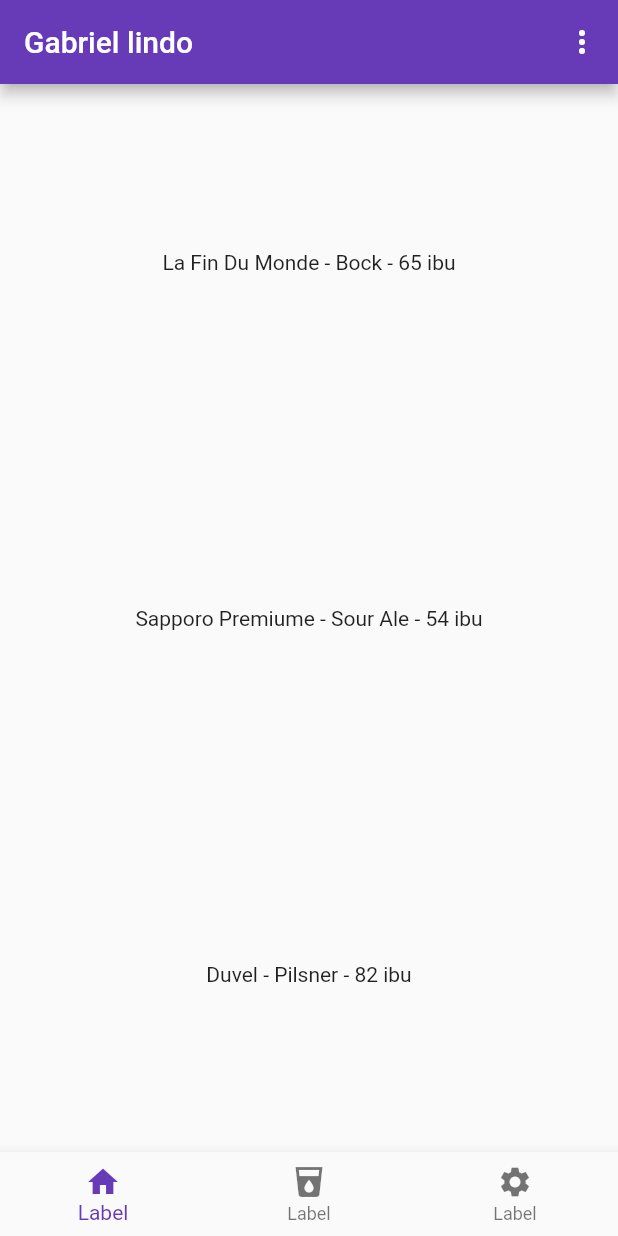
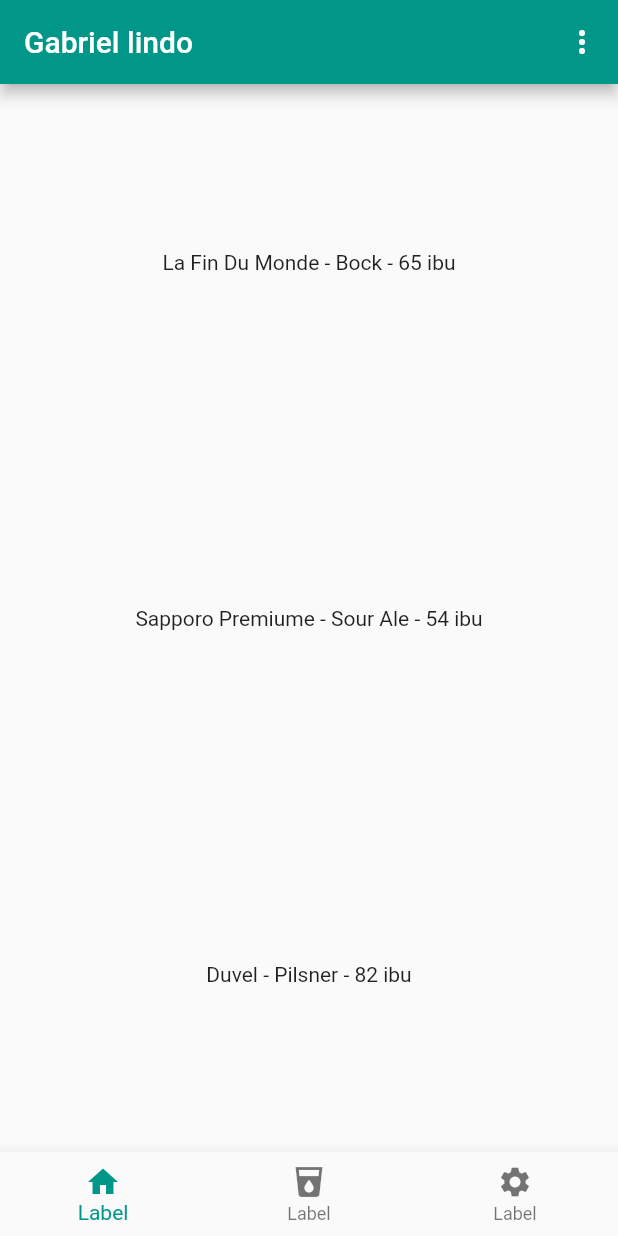
Before and after one commit to IsaKaillany/POO-Dart, a Flutter app: the screen it shows after launch, on a phone screen of 412 x 824 dp. Run offline on Flutter 3.47's test engine with Material 2 defaults, Android fonts, the phone set to English and light mode, and no system bars; our stand-ins replace transparent_image.

Commit message:
add class CustomAppBar

```diff
--- a/receita_3/lib/main.dart
+++ b/receita_3/lib/main.dart
@@ -9,10 +9,30 @@
     @override
     Widget build(BuildContext context) {
         return MaterialApp(
-            theme: ThemeData(primarySwatch: Colors.deepPurple),
+            theme: ThemeData(primarySwatch: Colors.teal),
             debugShowCheckedModeBanner: false,
             home: Scaffold(
-                appBar: AppBar(
+                appBar: CustomAppBar(),
+                body: DataBodyWidget(objects: [
+                    "La Fin Du Monde - Bock - 65 ibu",
+                    "Sapporo Premiume - Sour Ale - 54 ibu",
+                    "Duvel - Pilsner - 82 ibu"
+                ]),
+                bottomNavigationBar: NewNavBar(icons: [Icon(Icons.home), Icon(Icons.local_drink), Icon(Icons.settings)],)
+            )
+        );
+    }
+}
+
+class CustomAppBar extends StatelessWidget implements PreferredSizeWidget{ //permite definir o tamanho específico de um widget
+    CustomAppBar();
+
+    @override
+    Size get preferredSize => Size.fromHeight(kToolbarHeight);
+
+    @override
+    Widget build(BuildContext context) {
+        return AppBar(
             title: const Text("Gabriel lindo"),
             actions: [
                 PopupMenuButton<Color>(
@@ -37,14 +57,6 @@
                     }
                 )
             ]
-                ),
-                body: DataBodyWidget(objects: [
-                    "La Fin Du Monde - Bock - 65 ibu",
-                    "Sapporo Premiume - Sour Ale - 54 ibu",
-                    "Duvel - Pilsner - 82 ibu"
-                ]),
-                bottomNavigationBar: NewNavBar(icons: [Icon(Icons.home), Icon(Icons.local_drink), Icon(Icons.settings)],)
-            )
         );
     }
 }
@@ -70,12 +82,6 @@
     List<String> objects;
     DataBodyWidget({this.objects = const []});
 
-    // Expanded processarUmElemento(String obj) {
-    //     return Expanded(
-    //         child: Center(child: Text(obj))
-    //     );
-    // } //construtor
-
     @override
     Widget build(BuildContext context) {
         return Column(children: objects.map(
```
Lines whose indentation alone changed are shown as unchanged.
